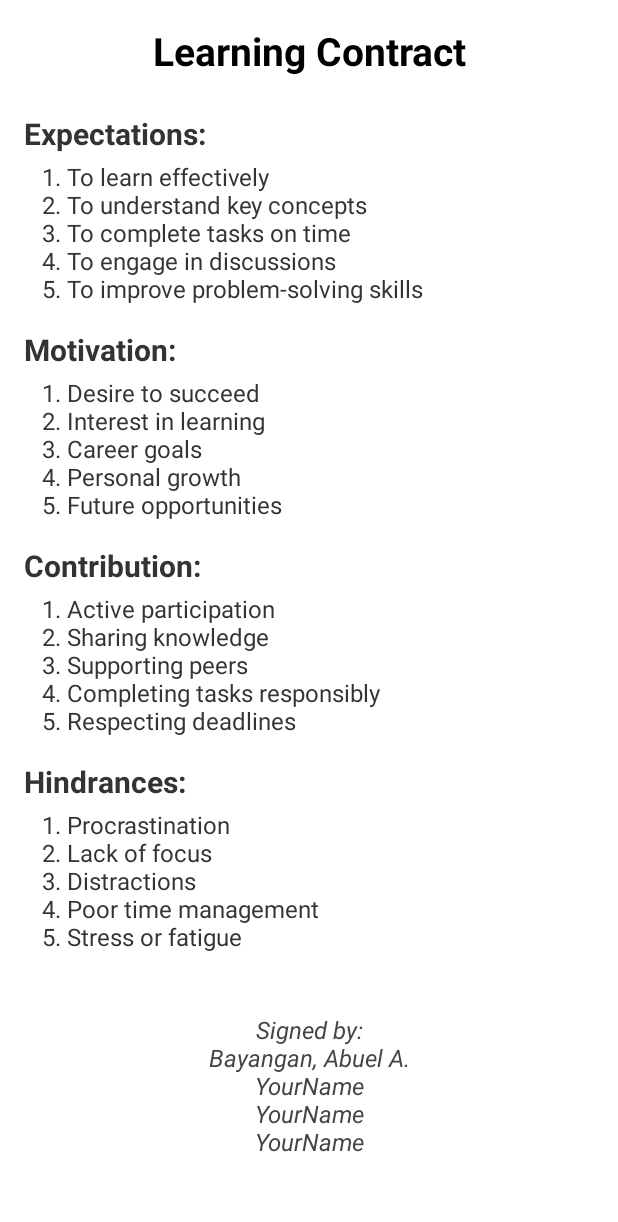
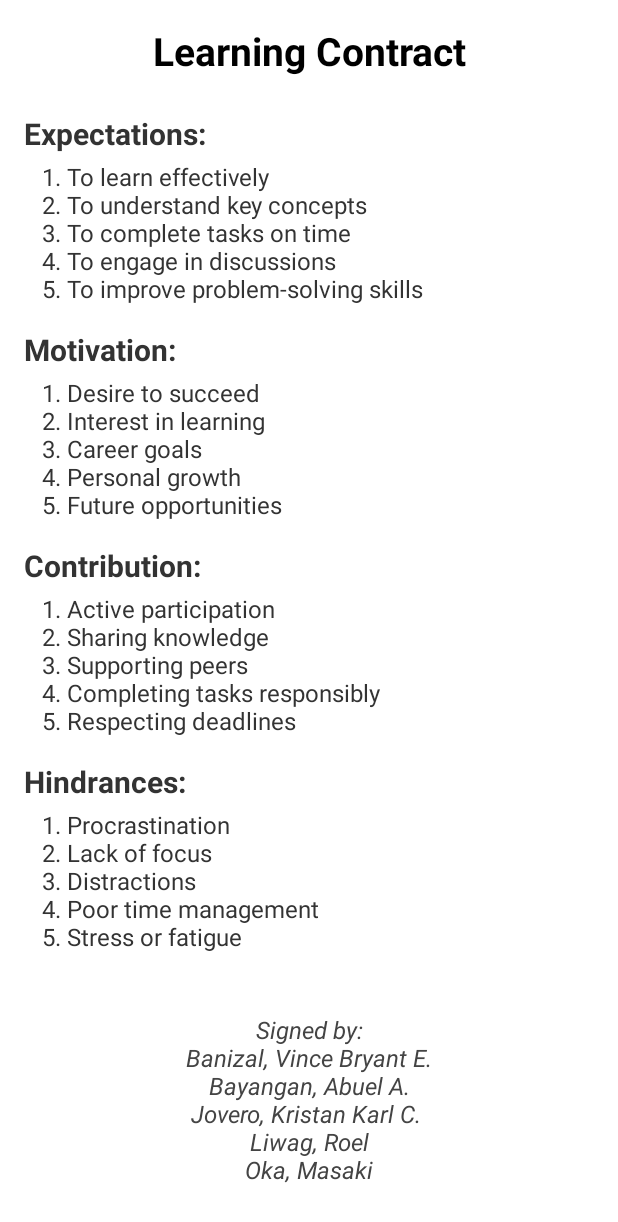
Before and after one commit to abuelthinks/LC-CC17, an Android app: the screen it shows after launch (MainActivity), on a phone screen of 412 x 824 dp. Shown: the top 1222 px of the screen. Run offline under Robolectric (Android 15) with nearby library versions, the phone set to English and light mode, and no system bars.

Commit message:
Added signed names

```diff
--- a/app/src/main/res/layout/activity_main.xml
+++ b/app/src/main/res/layout/activity_main.xml
@@ -101,7 +101,7 @@
         <TextView
             android:layout_width="match_parent"
             android:layout_height="wrap_content"
-            android:text="Signed by:\nBayangan, Abuel A.\nYourName\nYourName\nYourName"
+            android:text="Signed by:\nBanizal, Vince Bryant E.\nBayangan, Abuel A.\nJovero, Kristan Karl C. \nLiwag, Roel\nOka, Masaki"
             android:textStyle="italic"
             android:gravity="center"
             android:textSize="16sp"
```
Also changed, not shown: 2 other files.
